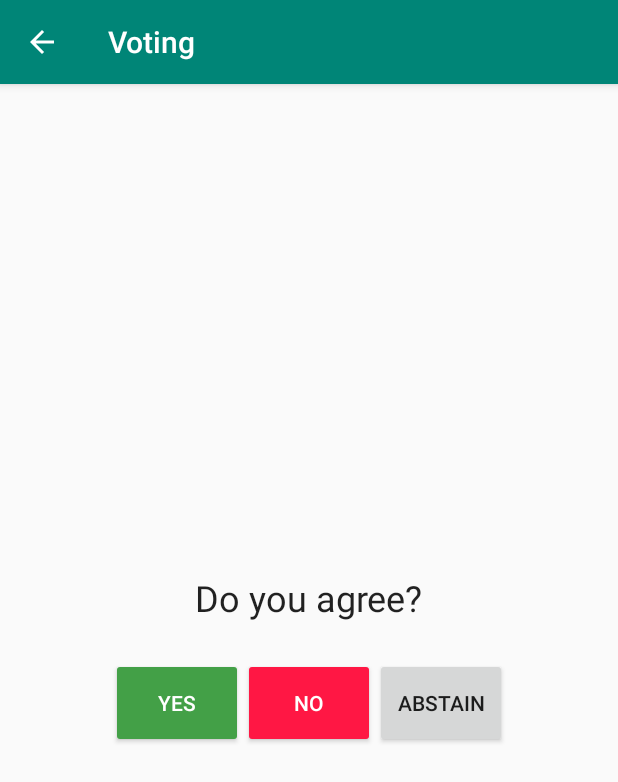
After one commit to vote7/Vote7, an Android app: the VotingActivity screen opened directly, with no data from a screen before it, on a phone screen of 412 x 824 dp. The commit adds this screen. Shown: the top 782 px of the screen. Run offline under Robolectric (Android 15) with nearby library versions, the light colour scheme and no system bars.

Commit message:
Implement simple VotingActivity

```diff
--- a/android/app/src/main/AndroidManifest.xml
+++ b/android/app/src/main/AndroidManifest.xml
@@ -8,6 +8,15 @@
         android:label="@string/app_name"
         android:supportsRtl="true"
         android:theme="@style/AppTheme">
+        <activity
+            android:name=".VotingActivity"
+            android:label="@string/title_activity_voting"
+            android:parentActivityName=".MainActivity"
+            android:theme="@style/AppTheme.NoActionBar">
+            <meta-data
+                android:name="android.support.PARENT_ACTIVITY"
+                android:value="agh.vote7.MainActivity" />
+        </activity>
         <activity
             android:name=".MainActivity"
             android:label="@string/app_name">
--- /dev/null
+++ b/android/app/src/main/java/agh/vote7/VotingActivity.kt
@@ -0,0 +1,14 @@
+package agh.vote7
+
+import android.os.Bundle
+import androidx.appcompat.app.AppCompatActivity
+import kotlinx.android.synthetic.main.activity_voting.*
+
+class VotingActivity : AppCompatActivity() {
+    override fun onCreate(savedInstanceState: Bundle?) {
+        super.onCreate(savedInstanceState)
+        setContentView(R.layout.activity_voting)
+        setSupportActionBar(toolbar)
+        supportActionBar?.setDisplayHomeAsUpEnabled(true)
+    }
+}
--- a/android/app/src/main/java/agh/vote7/VotingFragment.kt
+++ b/android/app/src/main/java/agh/vote7/VotingFragment.kt
@@ -6,6 +6,7 @@ import android.view.LayoutInflater
 import android.view.View
 import android.view.ViewGroup
 import androidx.fragment.app.Fragment
+import androidx.navigation.Navigation
 import androidx.recyclerview.widget.RecyclerView
 
 class VotingFragment : Fragment() {
@@ -18,7 +19,9 @@ class VotingFragment : Fragment() {
 
         view.adapter = VotingRecyclerViewAdapter(
             VotingRepository.items,
-            onClick = { /* TODO */ }
+            onClick = {
+                Navigation.findNavController(this.view!!).navigate(R.id.votingActivity)
+            }
         )
 
         return view
--- /dev/null
+++ b/android/app/src/main/res/layout/activity_voting.xml
@@ -0,0 +1,25 @@
+<?xml version="1.0" encoding="utf-8"?>
+<androidx.coordinatorlayout.widget.CoordinatorLayout xmlns:android="http://schemas.android.com/apk/res/android"
+    xmlns:app="http://schemas.android.com/apk/res-auto"
+    xmlns:tools="http://schemas.android.com/tools"
+    android:layout_width="match_parent"
+    android:layout_height="match_parent"
+    tools:context=".VotingActivity">
+
+    <com.google.android.material.appbar.AppBarLayout
+        android:layout_width="match_parent"
+        android:layout_height="wrap_content"
+        android:theme="@style/AppTheme.AppBarOverlay">
+
+        <androidx.appcompat.widget.Toolbar
+            android:id="@+id/toolbar"
+            android:layout_width="match_parent"
+            android:layout_height="?attr/actionBarSize"
+            android:background="?attr/colorPrimary"
+            app:popupTheme="@style/AppTheme.PopupOverlay" />
+
+    </com.google.android.material.appbar.AppBarLayout>
+
+    <include layout="@layout/content_voting" />
+
+</androidx.coordinatorlayout.widget.CoordinatorLayout>
--- /dev/null
+++ b/android/app/src/main/res/layout/content_voting.xml
@@ -0,0 +1,68 @@
+<?xml version="1.0" encoding="utf-8"?>
+<androidx.constraintlayout.widget.ConstraintLayout xmlns:android="http://schemas.android.com/apk/res/android"
+    xmlns:app="http://schemas.android.com/apk/res-auto"
+    xmlns:tools="http://schemas.android.com/tools"
+    android:layout_width="match_parent"
+    android:layout_height="match_parent"
+    app:layout_behavior="@string/appbar_scrolling_view_behavior"
+    tools:context=".VotingActivity"
+    tools:showIn="@layout/activity_voting">
+
+    <TextView
+        android:id="@+id/textView"
+        android:layout_width="wrap_content"
+        android:layout_height="wrap_content"
+        android:layout_marginStart="8dp"
+        android:layout_marginEnd="8dp"
+        android:layout_marginBottom="24dp"
+        android:text="Do you agree?"
+        android:textAppearance="@style/TextAppearance.AppCompat.Headline"
+        app:layout_constraintBottom_toTopOf="@id/linearLayout"
+        app:layout_constraintEnd_toEndOf="parent"
+        app:layout_constraintStart_toStartOf="parent"
+        app:layout_constraintTop_toTopOf="parent"
+        app:layout_constraintVertical_chainStyle="packed" />
+
+
+    <LinearLayout
+        android:id="@+id/linearLayout"
+        android:layout_width="wrap_content"
+        android:layout_height="wrap_content"
+        android:layout_marginStart="16dp"
+        android:layout_marginEnd="16dp"
+        app:layout_constraintBottom_toBottomOf="parent"
+        app:layout_constraintEnd_toEndOf="parent"
+        app:layout_constraintStart_toStartOf="parent"
+        app:layout_constraintTop_toBottomOf="@id/textView">
+
+        <Button
+            android:id="@+id/button_yes"
+            android:layout_width="wrap_content"
+            android:layout_height="60dp"
+            android:backgroundTint="#43A047"
+            android:text="Yes"
+            android:textColor="#fff"
+            tools:layout_editor_absoluteX="81dp"
+            tools:layout_editor_absoluteY="350dp" />
+
+        <Button
+            android:id="@+id/button_no"
+            android:layout_width="wrap_content"
+            android:layout_height="60dp"
+            android:backgroundTint="#FF1744"
+            android:text="No"
+            android:textColor="#fff"
+            tools:layout_editor_absoluteX="81dp"
+            tools:layout_editor_absoluteY="350dp" />
+
+        <Button
+            android:id="@+id/button_abstain"
+            android:layout_width="wrap_content"
+            android:layout_height="60dp"
+            android:text="Abstain"
+            tools:layout_editor_absoluteX="235dp"
+            tools:layout_editor_absoluteY="350dp" />
+
+    </LinearLayout>
+
+</androidx.constraintlayout.widget.ConstraintLayout>
--- a/android/app/src/main/res/navigation/nav_graph.xml
+++ b/android/app/src/main/res/navigation/nav_graph.xml
@@ -10,5 +10,13 @@
         android:name="agh.vote7.VotingFragment"
         android:label="fragment_voting_list"
         tools:layout="@layout/fragment_voting_list" >
+        <action
+            android:id="@+id/action_votingFragment_to_votingActivity"
+            app:destination="@id/votingActivity" />
     </fragment>
+    <activity
+        android:id="@+id/votingActivity"
+        android:name="agh.vote7.VotingActivity"
+        android:label="activity_voting"
+        tools:layout="@layout/activity_voting" />
 </navigation>
```
